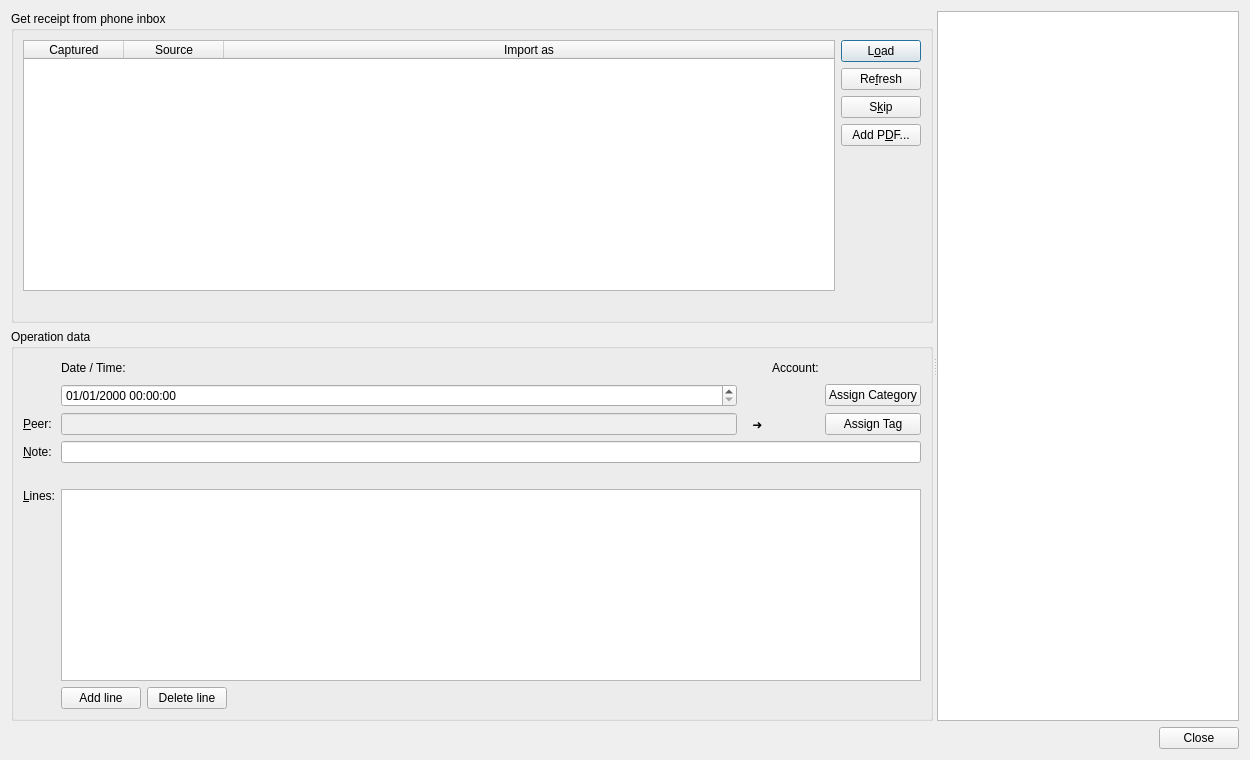
Old version of the form jal/ui/receipt_import_dlg.ui in the repository titov-vv/jal.
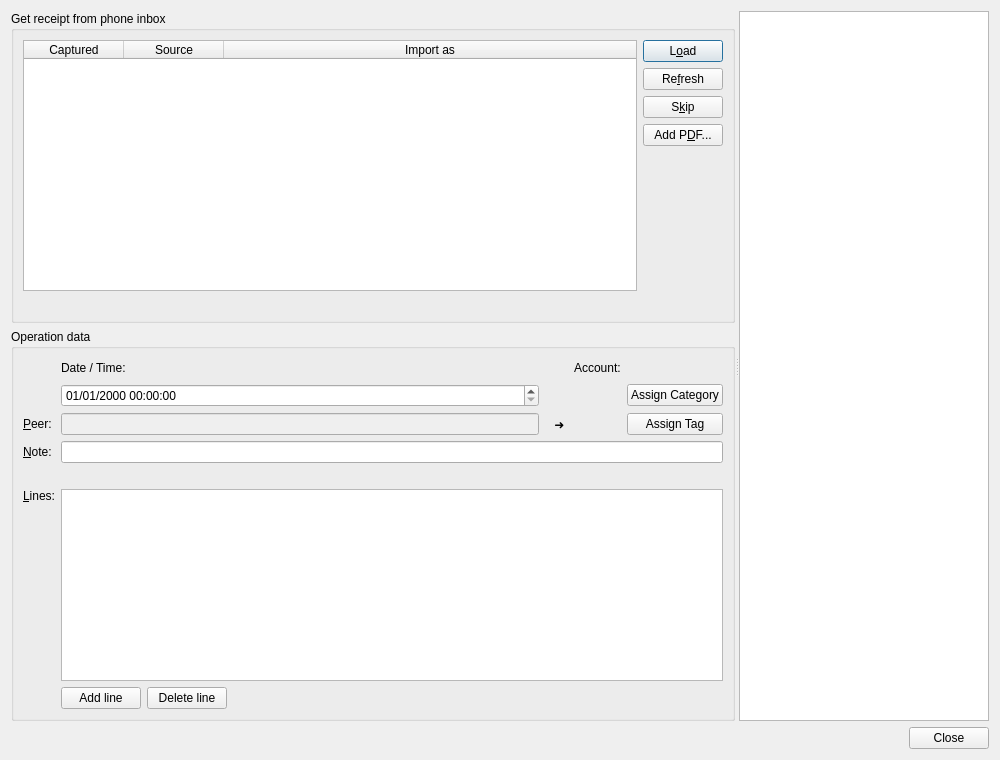
New version of the form. Custom widgets are drawn as their Qt base class.

Commit message: Receipt import: the scan pane widens the window instead of taking the form's width; a resize loop that hung the window was fixed

Diff of the .ui file:
```diff
--- a/jal/ui/receipt_import_dlg.ui
+++ b/jal/ui/receipt_import_dlg.ui
@@ -6,7 +6,7 @@
    <rect>
     <x>0</x>
     <y>0</y>
-    <width>1250</width>
+    <width>1000</width>
     <height>760</height>
    </rect>
   </property>
```
The commit also changes 5 other files.
